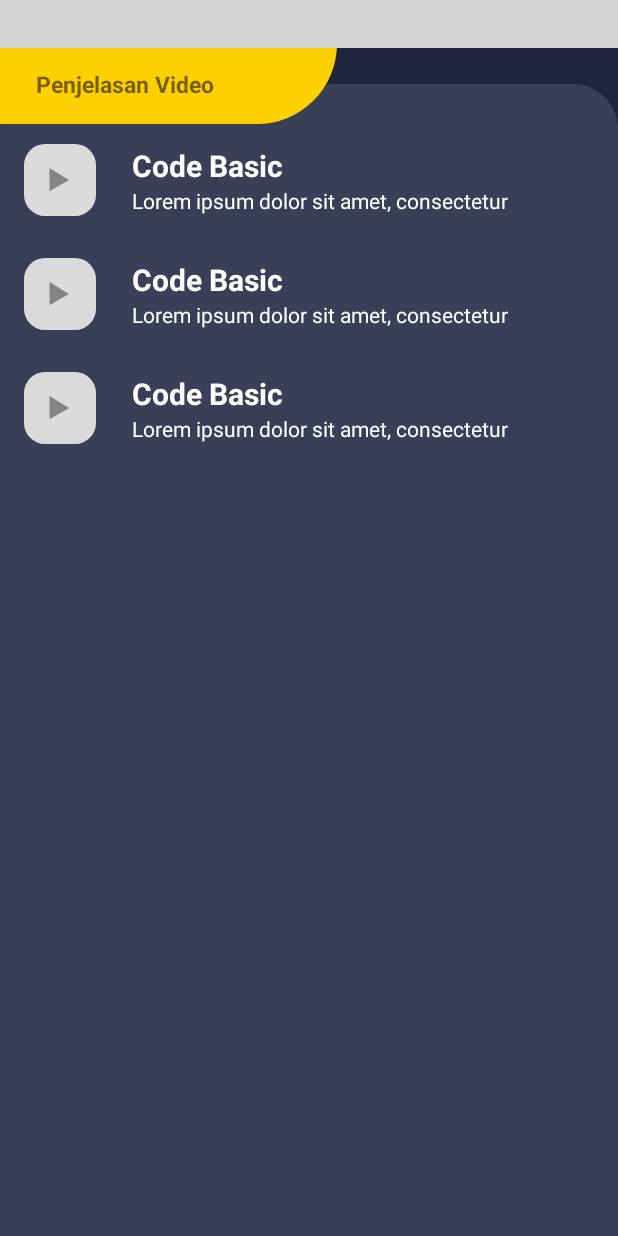
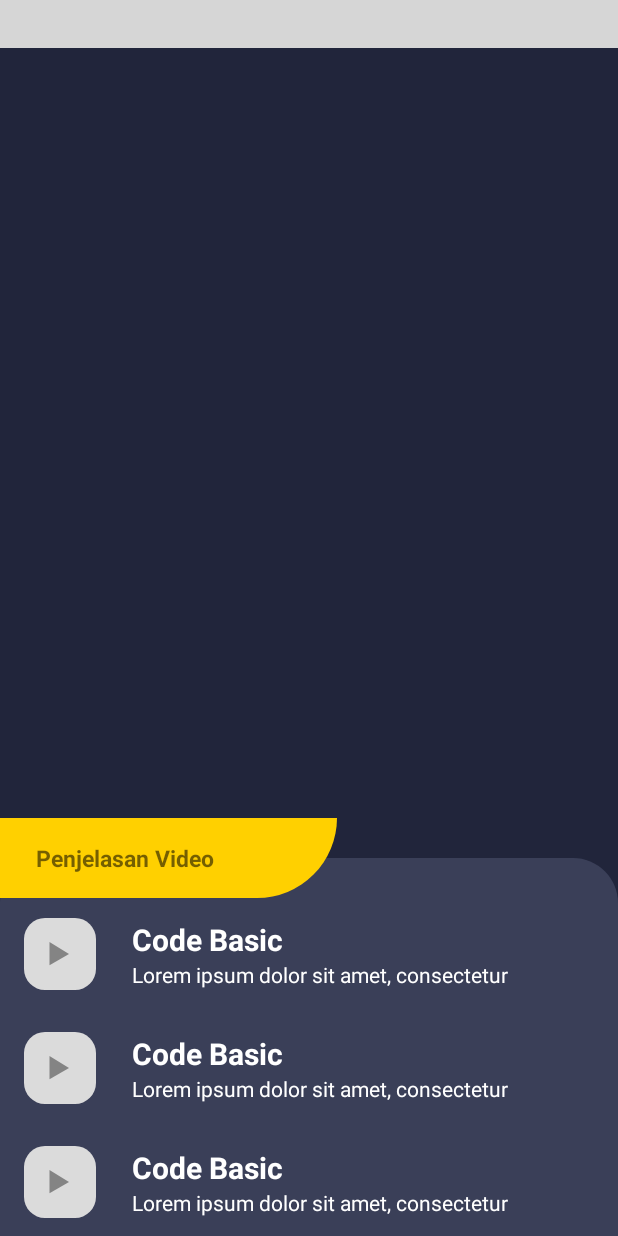
Before and after one commit to AnggaArindraShonta/Gamaya, an Android app: the layout activity_eval.xml on its own in the app's theme, with its tools: preview values and no code run, on a phone screen of 412 x 824 dp. Run offline under Robolectric (Android 15) with nearby library versions, the phone set to English and light mode, and no system bars; plain views replace YouTubePlayerView; grey boxes are pictures that could not be loaded.

Commit message:
add swipeable playlist

```diff
--- a/app/src/main/res/layout/activity_eval.xml
+++ b/app/src/main/res/layout/activity_eval.xml
@@ -1,5 +1,5 @@
 <?xml version="1.0" encoding="utf-8"?>
-<androidx.constraintlayout.widget.ConstraintLayout xmlns:android="http://schemas.android.com/apk/res/android"
+<androidx.coordinatorlayout.widget.CoordinatorLayout xmlns:android="http://schemas.android.com/apk/res/android"
     xmlns:app="http://schemas.android.com/apk/res-auto"
     xmlns:tools="http://schemas.android.com/tools"
     android:layout_width="match_parent"
@@ -10,21 +10,24 @@
     <com.pierfrancescosoffritti.androidyoutubeplayer.core.player.views.YouTubePlayerView
         android:id="@+id/ypv_explanation_video"
         android:layout_width="match_parent"
+        android:layout_height="wrap_content" />
+
+    <androidx.constraintlayout.widget.ConstraintLayout
+        android:layout_width="match_parent"
         android:layout_height="wrap_content"
-        app:layout_constraintEnd_toEndOf="parent"
-        app:layout_constraintStart_toStartOf="parent"
-        app:layout_constraintTop_toTopOf="parent" />
+        app:layout_behavior="com.google.android.material.bottomsheet.BottomSheetBehavior"
+        app:behavior_hideable="false"
+        app:behavior_skipCollapsed="true">
 
         <androidx.recyclerview.widget.RecyclerView
             android:id="@+id/rv_video_explanation"
             android:layout_width="match_parent"
-        android:layout_height="0dp"
+            android:layout_height="match_parent"
             android:layout_marginTop="24dp"
             android:background="@drawable/shape_rounded_top_transparent_dark"
             android:paddingTop="24dp"
             app:layout_constraintBottom_toBottomOf="parent"
             app:layout_constraintStart_toStartOf="parent"
-        app:layout_constraintTop_toBottomOf="@+id/ypv_explanation_video"
             tools:listitem="@layout/item_video_explanation" />
 
         <TextView
@@ -44,3 +47,5 @@
             app:layout_constraintTop_toTopOf="@+id/rv_video_explanation" />
 
     </androidx.constraintlayout.widget.ConstraintLayout>
+
+</androidx.coordinatorlayout.widget.CoordinatorLayout>
```
Lines whose indentation alone changed are shown as unchanged.
